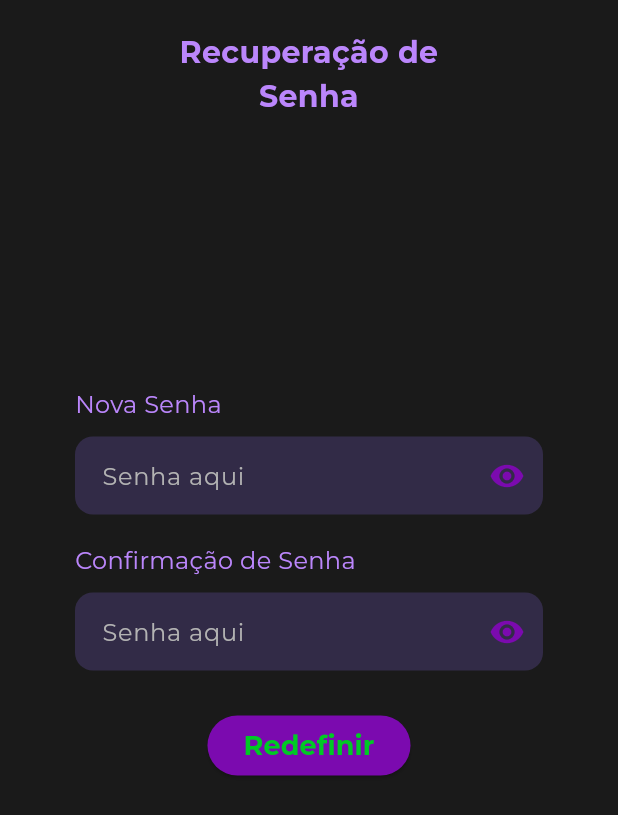
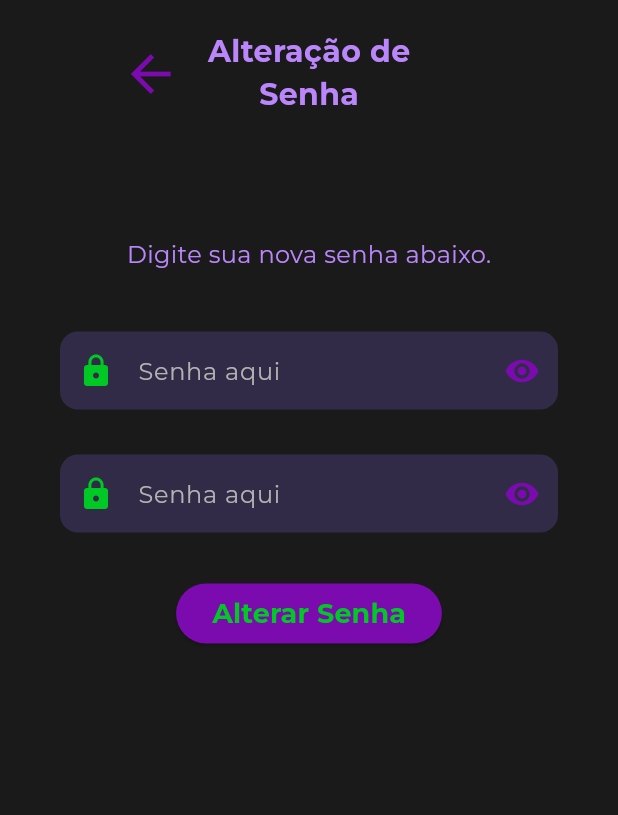
Before and after one commit to Enock21/tm, a Flutter app: the screen it shows after launch, on a phone screen of 412 x 824 dp. Shown: the top 815 px of the screen. Run offline on Flutter 3.47's test engine with Material 3 defaults, Android fonts, the phone set to English and light mode, and no system bars; our stand-ins replace google_fonts; project files that could hold a hidden picture were left out.

Commit message:
PAS: saving stable update

```diff
--- a/tm_front/lib/screens/login_screen.dart
+++ b/tm_front/lib/screens/login_screen.dart
@@ -59,7 +59,7 @@ class LoginScreenState extends State<LoginScreen> {
                   TextInputPassword(
                     controller: TextEditingController(),
                     prefixIcon:
-                        Icon(Icons.lock, color: AppColors.positiveColor),
+                        Icon(Icons.lock, color: AppColors.positiveColor), hintText: '',
                   ),
                   const SizedBox(height: 8),
                   TMTextButton(
--- a/tm_front/lib/screens/password_alteration_screen.dart
+++ b/tm_front/lib/screens/password_alteration_screen.dart
@@ -1,67 +1,124 @@
 import 'package:flutter/material.dart';
+import 'package:tm_front/widgets/tm_buttons.dart';
+import 'package:tm_front/widgets/theme.dart';
 import 'package:tm_front/widgets/text_input_password.dart';
-import 'package:tm_front/widgets/tm_buttons.dart';
+import 'package:tm_front/screens/login_screen.dart';
 
-class PasswordAlterationScreen extends StatelessWidget {
-  const PasswordAlterationScreen({Key? key}) : super(key: key);
+class PasswordAlterationScreen extends StatefulWidget {
+  const PasswordAlterationScreen({super.key});
+
+  @override
+  _PasswordAlterationScreenState createState() => _PasswordAlterationScreenState();
+}
+
+class _PasswordAlterationScreenState extends State<PasswordAlterationScreen> {
+  final formKey = GlobalKey<FormState>();
+  final newPasswordController = TextEditingController();
+  final confirmPasswordController = TextEditingController();
+  bool passwordChanged = false;
+
+  @override
+  void dispose() {
+    newPasswordController.dispose();
+    confirmPasswordController.dispose();
+    super.dispose();
+  }
 
   @override
   Widget build(BuildContext context) {
     return Scaffold(
-      backgroundColor: const Color(0xFF1A1A1A),
-      body: SingleChildScrollView(
+      backgroundColor: AppColors.backgroundColor,
+      body: SafeArea(
         child: Padding(
-          padding: const EdgeInsets.symmetric(horizontal: 50, vertical: 21),
+          padding: const EdgeInsets.all(20.0),
           child: Column(
-            crossAxisAlignment: CrossAxisAlignment.center,
             children: [
-              const Text(
-                'Recuperação de\nSenha',
-                style: TextStyle(
-                  color: Color(0xFFBB86FC),
-                  fontSize: 20,
-                  fontWeight: FontWeight.bold,
-                  fontFamily: 'Montserrat',
+              Center(
+                child: Row(
+                  mainAxisSize: MainAxisSize.min,
+                  children: [
+                    TMBackButton(
+                      onPressed: () {
+                        Navigator.pushReplacement(
+                          context,
+                          MaterialPageRoute(
+                            builder: (context) => const LoginScreen()
+                          ),
+                        );
+                      },
+                    ),
+                    const SizedBox(width: 10),
+                    Column(
+                      crossAxisAlignment: CrossAxisAlignment.center,
+                      children: [
+                        Text(
+                          'Alteração de',
+                          style: AppTexts.headlineMedium,
+                        ),
+                        Text(
+                          'Senha',
+                          style: AppTexts.headlineMedium,
+                        ),
+                      ],
+                    ),
+                    const SizedBox(width: 10),
+                    //The following Opacity widget is used to keep the above title centralized. The icon inside it won't appear, but its space will remain.
+                    Opacity(
+                        opacity: 0.0, child: TMBackButton(onPressed: () {})),
+                  ],
                 ),
-                textAlign: TextAlign.center,
               ),
-              const SizedBox(height: 179),
-              Form(
+              const SizedBox(height: 80),
+              Padding(
+                padding: const EdgeInsets.symmetric(horizontal: 20),
                 child: Column(
-                  crossAxisAlignment: CrossAxisAlignment.start,
                   children: [
-                    const Text(
-                      'Nova Senha',
-                      style: TextStyle(
-                        color: Color(0xFFBB86FC),
-                        fontSize: 16,
-                        fontFamily: 'Montserrat',
+                    Align(
+                      alignment: Alignment.center,
+                      child: Text(
+                        'Digite sua nova senha abaixo.',
+                        textAlign: TextAlign.left,
+                        style: AppTexts.bodyLarge,
                       ),
                     ),
-                    const SizedBox(height: 10),
-                    TextInputPassword(
-                            controller: TextEditingController(),
-                    ),
-                    const SizedBox(height: 19),
-                    const Text(
-                      'Confirmação de Senha',
-                      style: TextStyle(
-                        color: Color(0xFFBB86FC),
-                        fontSize: 16,
-                        fontFamily: 'Montserrat',
-                      ),
-                    ),
-                    const SizedBox(height: 10),
-                    TextInputPassword(
-                            controller: TextEditingController(),
-                    ),
-                    const SizedBox(height: 26),
-                    Center(
-                      child: TMButton.positive(
-                        text: 'Redefinir',
-                        onPressed: () {
-                          // Handle password reset logic here
-                        },
+                    const SizedBox(height: 40),
+                    Form(
+                      key: formKey,
+                      child: Column(
+                        children: [
+                          TextInputPassword(
+                            controller: newPasswordController,
+                            prefixIcon: Icon(Icons.lock, color: AppColors.positiveColor), hintText: '',
+                          ),
+                          const SizedBox(height: 30),
+                          TextInputPassword(
+                            controller: confirmPasswordController,
+                            prefixIcon: Icon(Icons.lock, color: AppColors.positiveColor),
+                            hintText: 'Confirme sua nova senha',
+                          ),
+                          const SizedBox(height: 30),
+                          passwordChanged ? Text(
+                            'SENHA ALTERADA!',
+                            style: AppTexts.bodyLarge
+                                .copyWith(color: AppColors.positiveColor),
+                          ) : TMButton.positive(
+                            text: 'Alterar Senha',
+                            onPressed: () {
+                              if (formKey.currentState!.validate()) {
+                                if (newPasswordController.text == confirmPasswordController.text) {
+                                  // TODO: Implement logic to change password
+                                  setState(() {
+                                    passwordChanged = true;
+                                  });
+                                } else {
+                                  ScaffoldMessenger.of(context).showSnackBar(
+                                    SnackBar(content: Text('As senhas não correspondem')),
+                                  );
+                                }
+                              }
+                            },
+                          ),
+                        ],
                       ),
                     ),
                   ],
--- a/tm_front/lib/widgets/text_input_password.dart
+++ b/tm_front/lib/widgets/text_input_password.dart
@@ -6,7 +6,7 @@ class TextInputPassword extends StatefulWidget {
   final TextEditingController? controller;
   final Widget? prefixIcon;
 
-  const TextInputPassword({super.key, this.controller, this.prefixIcon});
+  const TextInputPassword({super.key, this.controller, this.prefixIcon, required String hintText});
 
   @override
   _TextInputPasswordState createState() => _TextInputPasswordState();
```
